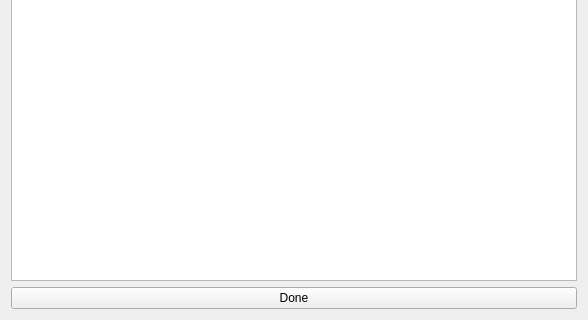
First picture: the form in repo_project/addlabsGUI/addlabsgui.ui, repository tokorealand/CS205, before the edit; both pictures show x 0 to 588 and y 149 to 469 of the 588 by 469 pixel window.
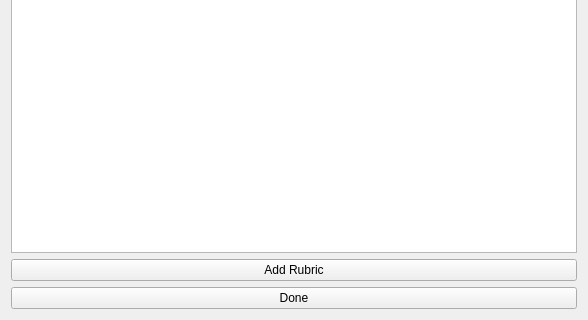
Second picture: the form after the edit.

What changed in the file:
```diff
--- a/repo_project/addlabsGUI/addlabsgui.ui
+++ b/repo_project/addlabsGUI/addlabsgui.ui
@@ -69,6 +69,13 @@
        </property>
       </widget>
      </item>
+     <item>
+      <widget class="QPushButton" name="addRubricButton">
+       <property name="text">
+        <string>Add Rubric</string>
+       </property>
+      </widget>
+     </item>
      <item>
       <widget class="QPushButton" name="doneButton">
        <property name="text">
```
Left out of the diff: 5 changed lines with no effect on the pictures.
